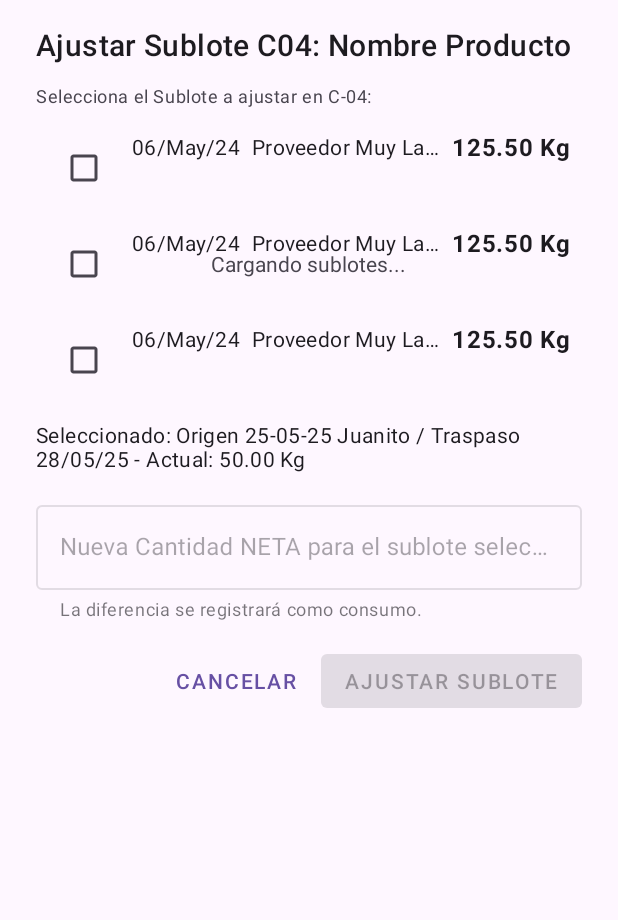
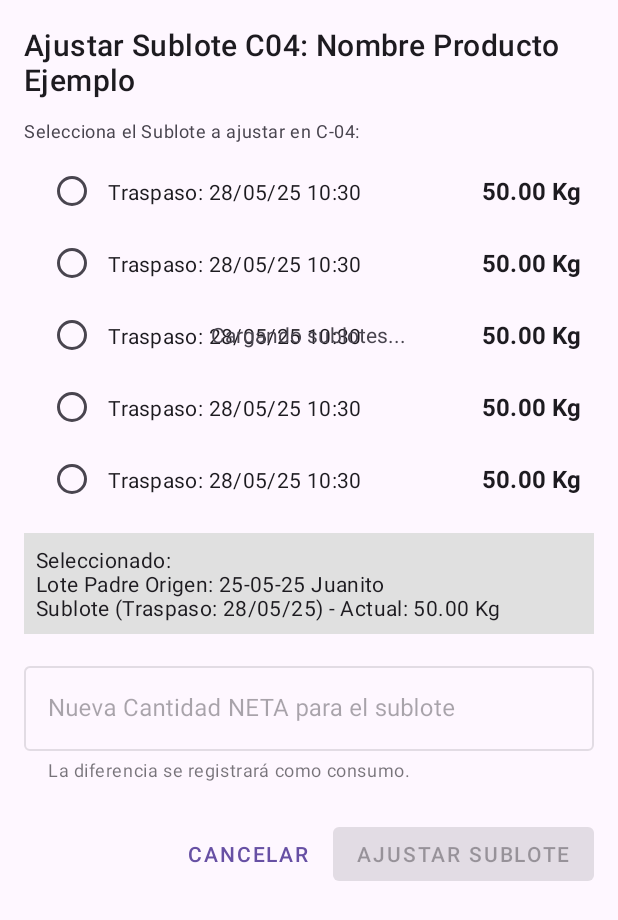
Before and after one commit to ArtMex3D/BOCANA, an Android app: the layout dialog_ajuste_sublote_c04.xml on its own in the app's theme, with its tools: preview values and no code run, on a phone screen of 412 x 824 dp. Shown: the top 920 px of the screen. Run offline under Robolectric (Android 15) with nearby library versions, the phone set to English and light mode, and no system bars.

Commit message:
antes de ajustes manual

```diff
--- a/app/src/main/res/layout/dialog_ajuste_sublote_c04.xml
+++ b/app/src/main/res/layout/dialog_ajuste_sublote_c04.xml
@@ -5,17 +5,17 @@
     android:layout_width="match_parent"
     android:layout_height="wrap_content"
     android:orientation="vertical"
-    android:paddingStart="24dp"
+    android:paddingStart="16dp"
     android:paddingTop="16dp"
-    android:paddingEnd="24dp"
-    android:paddingBottom="8dp">
+    android:paddingEnd="16dp"
+    android:paddingBottom="16dp">
 
     <TextView
         android:id="@+id/textViewDialogAjusteSubLoteTitleProduct"
         android:layout_width="wrap_content"
         android:layout_height="wrap_content"
         android:textAppearance="?attr/textAppearanceHeadline6"
-        tools:text="Ajustar Sublote C04: Nombre Producto" />
+        tools:text="Ajustar Sublote C04: Nombre Producto Ejemplo" />
 
     <TextView
         android:id="@+id/textViewDialogAjusteSubLoteSelectionLabel"
@@ -28,8 +28,7 @@
 
     <FrameLayout
         android:layout_width="match_parent"
-        android:layout_height="0dp"
-        android:layout_weight="1"
+        android:layout_height="wrap_content"
         android:minHeight="120dp"
         android:maxHeight="240dp">
 
@@ -39,7 +38,8 @@
             android:layout_height="match_parent"
             android:visibility="gone"
             app:layoutManager="androidx.recyclerview.widget.LinearLayoutManager"
-            tools:listitem="@layout/item_dialog_lot_selection"
+            tools:itemCount="5"
+            tools:listitem="@layout/item_sublote_selectable"
             tools:visibility="visible" />
 
         <ProgressBar
@@ -64,10 +64,12 @@
         android:id="@+id/textViewSelectedSubLoteInfo"
         android:layout_width="match_parent"
         android:layout_height="wrap_content"
-        android:layout_marginTop="8dp"
+        android:layout_marginTop="12dp"
+        android:padding="8dp"
         android:textAppearance="?attr/textAppearanceBody2"
         android:visibility="gone"
-        tools:text="Seleccionado: Origen 25-05-25 Juanito / Traspaso 28/05/25 - Actual: 50.00 Kg"
+        tools:background="#E0E0E0"
+        tools:text="Seleccionado:\nLote Padre Origen: 25-05-25 Juanito\nSublote (Traspaso: 28/05/25) - Actual: 50.00 Kg"
         tools:visibility="visible" />
 
     <com.google.android.material.textfield.TextInputLayout
@@ -76,23 +78,28 @@
         android:layout_width="match_parent"
         android:layout_height="wrap_content"
         android:layout_marginTop="16dp"
+        android:layout_marginBottom="8dp"
+        android:minHeight="72dp"
         android:enabled="false"
+        app:expandedHintEnabled="true"
         app:helperText="La diferencia se registrará como consumo."
-        tools:hint="Nueva Cantidad NETA para el sublote seleccionado">
+        app:helperTextEnabled="true"
+        tools:hint="Nueva Cantidad NETA para el sublote">
 
         <com.google.android.material.textfield.TextInputEditText
             android:id="@+id/editTextNuevaCantidadSubLote"
             android:layout_width="match_parent"
             android:layout_height="wrap_content"
-            android:inputType="numberDecimal" />
+            android:inputType="numberDecimal"
+            android:minHeight="48dp"/>
     </com.google.android.material.textfield.TextInputLayout>
 
     <LinearLayout
         android:layout_width="match_parent"
         android:layout_height="wrap_content"
-        android:orientation="horizontal"
+        android:layout_marginTop="16dp"
         android:gravity="end"
-        android:layout_marginTop="16dp">
+        android:orientation="horizontal">
 
         <Button
             android:id="@+id/buttonDialogAjusteSubLoteCancelar"
```
Also changed, not shown: app/src/main/java/com/cesar/bocana/ui/adapters/GroupableListItem.kt (added, +14 -0 lines), app/src/main/java/com/cesar/bocana/ui/adapters/LotSelectionAdapter.kt (+1 -7 lines), app/src/main/java/com/cesar/bocana/ui/adapters/SubloteC04SelectionAdapter.kt (added, +124 -0 lines), app/src/main/java/com/cesar/bocana/ui/products/ProductListFragment.kt (+125 -65 lines), app/src/main/res/layout/item_sublote_group_header.xml (line endings or trailing spaces).
